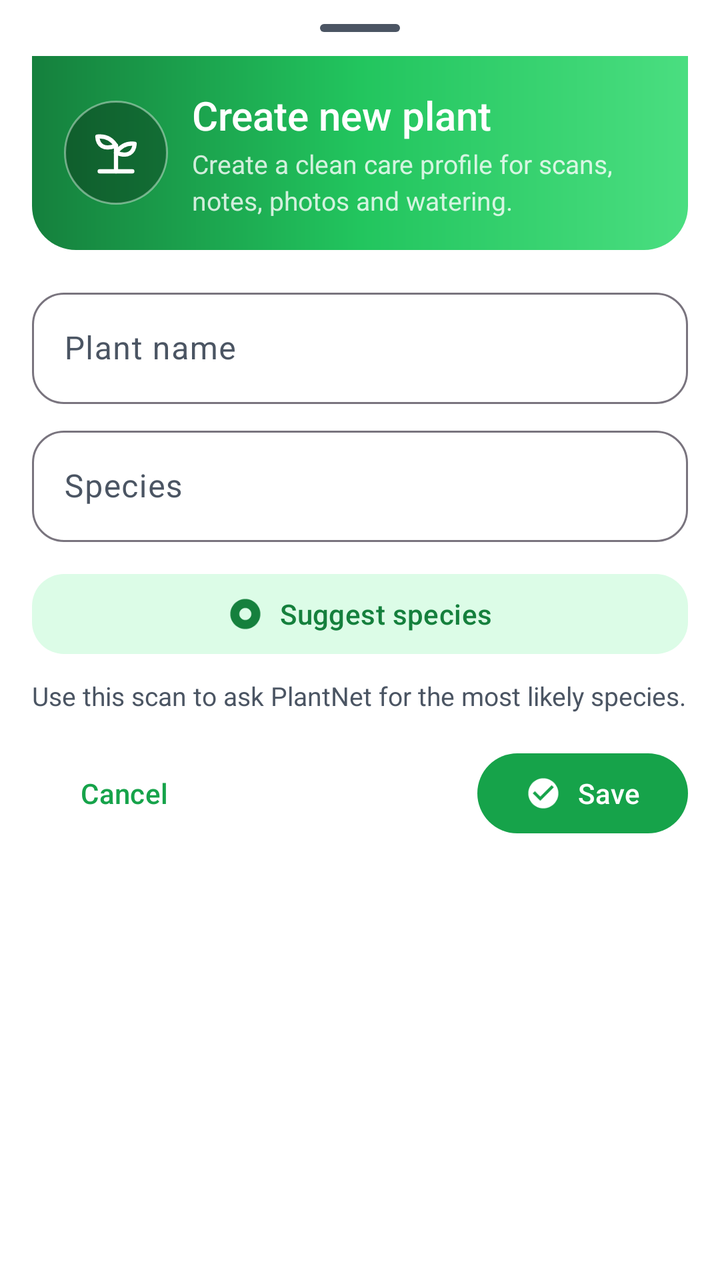
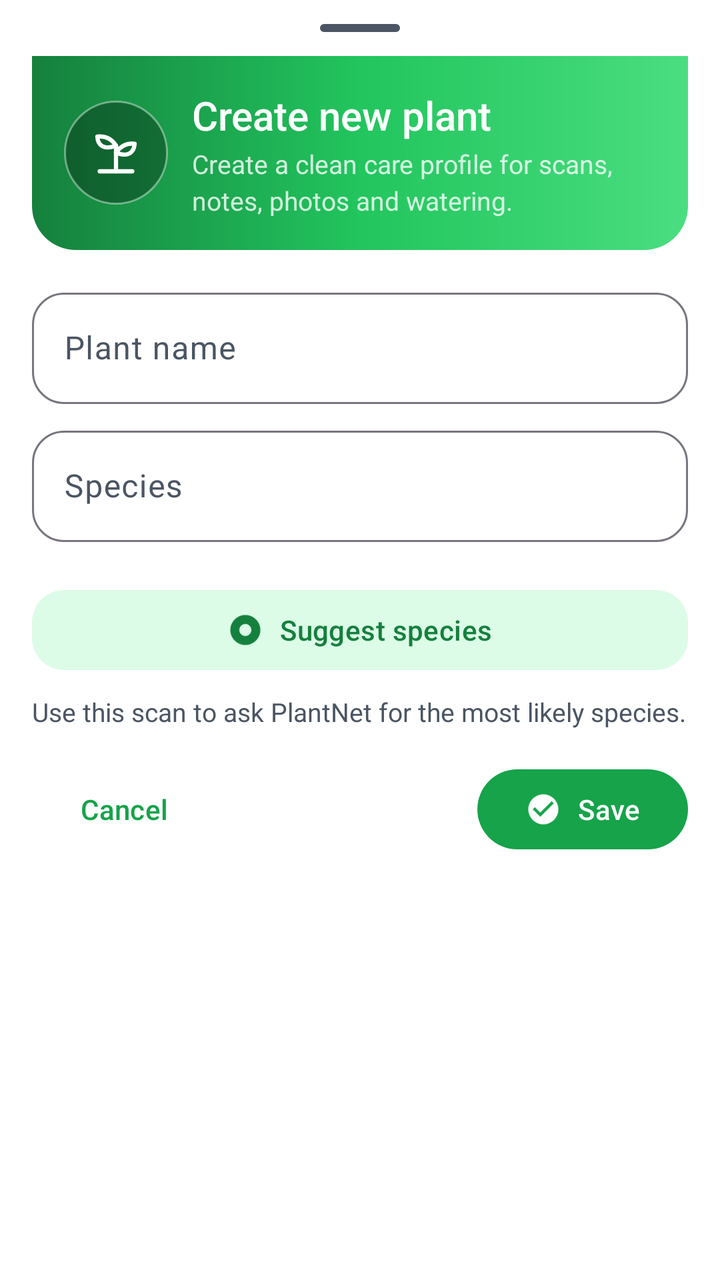

An Android layout rendered at two revisions. The XML below is the earlier revision; the diff shows what the commit changed to produce the second picture.
<!-- AndroidManifest.xml: application theme Theme.PlantDiseases -->
<!-- res/layout/sheet_create_plant.xml -->
<?xml version="1.0" encoding="utf-8"?>
<androidx.core.widget.NestedScrollView
    xmlns:android="http://schemas.android.com/apk/res/android"
    xmlns:app="http://schemas.android.com/apk/res-auto"
    android:layout_width="match_parent"
    android:layout_height="wrap_content"
    android:background="?android:colorBackground"
    android:fillViewport="true">

    <LinearLayout
        android:layout_width="match_parent"
        android:layout_height="wrap_content"
        android:orientation="vertical">

        
        <View
            android:layout_width="40dp"
            android:layout_height="4dp"
            android:layout_gravity="center_horizontal"
            android:layout_marginTop="@dimen/space_md"
            android:layout_marginBottom="@dimen/space_md"
            android:background="@drawable/bg_handle" />

        
        <LinearLayout
            android:layout_width="match_parent"
            android:layout_height="wrap_content"
            android:orientation="horizontal"
            android:gravity="center_vertical"
            android:padding="@dimen/space_lg"
            android:layout_marginHorizontal="@dimen/space_lg"
            android:background="@drawable/bg_garden_hero">

            <FrameLayout
                android:layout_width="52dp"
                android:layout_height="52dp"
                android:background="@drawable/bg_circle_semi">

                <ImageView
                    android:layout_width="28dp"
                    android:layout_height="28dp"
                    android:layout_gravity="center"
                    android:contentDescription="@null"
                    android:src="@drawable/ic_garden"
                    app:tint="@color/on_hero" />

            </FrameLayout>

            <LinearLayout
                android:layout_width="0dp"
                android:layout_height="wrap_content"
                android:layout_weight="1"
                android:layout_marginStart="@dimen/space_md"
                android:orientation="vertical">

                <TextView
                    android:layout_width="wrap_content"
                    android:layout_height="wrap_content"
                    android:text="@string/create_new_plant"
                    android:textSize="20sp"
                    android:textColor="@color/on_hero"
                    android:fontFamily="sans-serif-medium" />

                <TextView
                    android:layout_width="match_parent"
                    android:layout_height="wrap_content"
                    android:layout_marginTop="@dimen/space_xxs"
                    android:text="@string/plant_dialog_add_subtitle"
                    android:textSize="13sp"
                    android:textColor="@color/on_hero_secondary"
                    android:lineSpacingExtra="3dp" />

            </LinearLayout>

        </LinearLayout>

        
        <LinearLayout
            android:layout_width="match_parent"
            android:layout_height="wrap_content"
            android:orientation="vertical"
            android:paddingHorizontal="@dimen/space_lg"
            android:paddingTop="@dimen/space_lg">

            <com.google.android.material.textfield.TextInputLayout
                android:id="@+id/til_name"
                style="@style/Widget.Material3.TextInputLayout.OutlinedBox"
                android:layout_width="match_parent"
                android:layout_height="wrap_content"
                android:hint="@string/plant_name"
                app:boxCornerRadiusTopStart="@dimen/radius_md"
                app:boxCornerRadiusTopEnd="@dimen/radius_md"
                app:boxCornerRadiusBottomStart="@dimen/radius_md"
                app:boxCornerRadiusBottomEnd="@dimen/radius_md">

                <com.google.android.material.textfield.TextInputEditText
                    android:id="@+id/et_name"
                    android:layout_width="match_parent"
                    android:layout_height="wrap_content"
                    android:inputType="textCapWords"
                    android:singleLine="true"
                    android:maxLength="60" />

            </com.google.android.material.textfield.TextInputLayout>

            <com.google.android.material.textfield.TextInputLayout
                android:id="@+id/til_species"
                style="@style/Widget.Material3.TextInputLayout.OutlinedBox"
                android:layout_width="match_parent"
                android:layout_height="wrap_content"
                android:layout_marginTop="@dimen/space_sm"
                android:hint="@string/plant_species"
                app:boxCornerRadiusTopStart="@dimen/radius_md"
                app:boxCornerRadiusTopEnd="@dimen/radius_md"
                app:boxCornerRadiusBottomStart="@dimen/radius_md"
                app:boxCornerRadiusBottomEnd="@dimen/radius_md">

                <com.google.android.material.textfield.TextInputEditText
                    android:id="@+id/et_species"
                    android:layout_width="match_parent"
                    android:layout_height="wrap_content"
                    android:inputType="text"
                    android:singleLine="true"
                    android:maxLength="120" />

            </com.google.android.material.textfield.TextInputLayout>

            
            <com.google.android.material.button.MaterialButton
                android:id="@+id/btn_identify"
                style="@style/Widget.Material3.Button.TonalButton"
                android:layout_width="match_parent"
                android:layout_height="wrap_content"
                android:layout_marginTop="@dimen/space_md"
                android:minHeight="48dp"
                android:text="@string/species_suggest_button"
                app:icon="@drawable/ic_scan"
                app:iconGravity="textStart"
                app:cornerRadius="@dimen/radius_md" />

            <TextView
                android:id="@+id/tv_suggest_status"
                android:layout_width="match_parent"
                android:layout_height="wrap_content"
                android:layout_marginTop="@dimen/space_sm"
                android:text="@string/species_suggest_hint"
                android:textSize="@dimen/text_body_sm"
                android:textColor="@color/on_surface_secondary" />

            <LinearLayout
                android:id="@+id/candidate_chips"
                android:layout_width="match_parent"
                android:layout_height="wrap_content"
                android:layout_marginTop="@dimen/space_sm"
                android:orientation="vertical"
                android:visibility="gone" />

        </LinearLayout>

        
        <LinearLayout
            android:layout_width="match_parent"
            android:layout_height="wrap_content"
            android:orientation="horizontal"
            android:gravity="center_vertical"
            android:paddingHorizontal="@dimen/space_lg"
            android:paddingTop="@dimen/space_lg"
            android:paddingBottom="@dimen/space_2xl">

            <com.google.android.material.button.MaterialButton
                android:id="@+id/btn_cancel"
                style="@style/Widget.Material3.Button.TextButton"
                android:layout_width="wrap_content"
                android:layout_height="wrap_content"
                android:text="@string/cancel" />

            <Space
                android:layout_width="0dp"
                android:layout_height="wrap_content"
                android:layout_weight="1" />

            <com.google.android.material.button.MaterialButton
                android:id="@+id/btn_save"
                style="@style/Widget.Material3.Button"
                android:layout_width="wrap_content"
                android:layout_height="wrap_content"
                android:text="@string/save"
                app:icon="@drawable/ic_healthy"
                app:iconGravity="textStart" />

        </LinearLayout>

    </LinearLayout>

</androidx.core.widget.NestedScrollView>
<!-- resources referenced by this layout -->
<resources>
  <color name="on_hero">#FFFFFF</color>
  <color name="on_hero_secondary">#CCFFFFFF</color>
  <color name="on_surface_secondary">#4B5563</color>
  <dimen name="radius_md">16dp</dimen>
  <dimen name="space_2xl">24dp</dimen>
  <dimen name="space_lg">16dp</dimen>
  <dimen name="space_md">12dp</dimen>
  <dimen name="space_sm">8dp</dimen>
  <dimen name="space_xxs">2dp</dimen>
  <dimen name="text_body_sm">13sp</dimen>
  <!-- drawable bg_circle_semi (drawable) -->
  <?xml version="1.0" encoding="utf-8"?>
  <shape xmlns:android="http://schemas.android.com/apk/res/android" android:shape="oval">
      <solid android:color="@color/glass_dark_scrim_strong" />
      <stroke
          android:width="@dimen/glass_stroke_width"
          android:color="@color/glass_stroke_strong" />
  </shape>
  <!-- drawable bg_handle (drawable) -->
  <?xml version="1.0" encoding="utf-8"?>
  <shape xmlns:android="http://schemas.android.com/apk/res/android" android:shape="rectangle">
      <solid android:color="@color/on_surface_secondary" />
      <corners android:radius="2dp" />
  </shape>
  <!-- drawable ic_healthy (drawable) -->
  <vector xmlns:android="http://schemas.android.com/apk/res/android" android:width="24dp" android:height="24dp" android:viewportWidth="24" android:viewportHeight="24">
      <path android:fillColor="#43A047" android:pathData="M12,2C6.48,2 2,6.48 2,12s4.48,10 10,10 10,-4.48 10,-10S17.52,2 12,2zM10,17l-5,-5 1.41,-1.41L10,14.17l7.59,-7.59L19,8l-9,9z"/>
  </vector>
  <!-- drawable ic_scan (drawable) -->
  <vector xmlns:android="http://schemas.android.com/apk/res/android" android:width="24dp" android:height="24dp" android:viewportWidth="24" android:viewportHeight="24">
      <path android:fillColor="#FFFFFF" android:pathData="M12,2C6.48,2 2,6.48 2,12s4.48,10 10,10 10,-4.48 10,-10S17.52,2 12,2zM12,16c-2.21,0 -4,-1.79 -4,-4s1.79,-4 4,-4 4,1.79 4,4 -1.79,4 -4,4z"/>
  </vector>
  <string name="cancel">Cancel</string>
  <string name="create_new_plant">Create new plant</string>
  <string name="plant_dialog_add_subtitle">Create a clean care profile for scans, notes, photos and watering.</string>
  <string name="plant_name">Plant name</string>
  <string name="plant_species">Species</string>
  <string name="save">Save</string>
  <string name="species_suggest_button">Suggest species</string>
  <string name="species_suggest_hint">Use this scan to ask PlantNet for the most likely species.</string>
  <color name="glass_dark_scrim_strong">#4D000000</color>
  <dimen name="glass_stroke_width">1dp</dimen>
  <color name="glass_stroke_strong">#66FFFFFF</color>
  <color name="hero_gradient_start">#15803D</color>
  <color name="hero_gradient_mid">#22C55E</color>
  <color name="hero_gradient_end">#4ADE80</color>
  <dimen name="radius_lg">22dp</dimen>
  <color name="primary">#16A34A</color>
  <color name="primary_dark">#15803D</color>
  <color name="on_primary">#FFFFFF</color>
  <color name="primary_light">#DCFCE7</color>
  <color name="secondary">#4ADE80</color>
  <color name="on_secondary">#052E16</color>
  <color name="background">#FFFFFF</color>
  <color name="surface">#FFFFFF</color>
  <color name="surface_variant">#F0FDF4</color>
  <color name="on_surface">#052E16</color>
  <color name="surface_container_low">#F4FBF6</color>
  <color name="surface_container">#ECF7F0</color>
  <style name="App.FAB" parent="Widget.Material3.FloatingActionButton.Primary">
          <item name="backgroundTint">@color/primary</item>
          <item name="tint">@color/on_primary</item>
          <item name="rippleColor">@color/primary_dark</item>
          <item name="elevation">6dp</item>
          <item name="hoveredFocusedTranslationZ">8dp</item>
          <item name="pressedTranslationZ">10dp</item>
      </style>
  <style name="ShapeAppearance.App.Button" parent="ShapeAppearance.Material3.Corner.Large">
          <item name="cornerSize">24dp</item>
      </style>
  <dimen name="text_body">14sp</dimen>
  <!-- unchanged entries left out for length: 5 -->
</resources>

<!-- the commit's change to res/layout/sheet_create_plant.xml (unified diff, before → after) -->
@@ -126,6 +126,14 @@
             </com.google.android.material.textfield.TextInputLayout>
 
             
+            <LinearLayout
+                android:id="@+id/room_picker_container"
+                android:layout_width="match_parent"
+                android:layout_height="wrap_content"
+                android:layout_marginTop="@dimen/space_sm"
+                android:orientation="vertical" />
+
+            
             <com.google.android.material.button.MaterialButton
                 android:id="@+id/btn_identify"
                 style="@style/Widget.Material3.Button.TonalButton"
